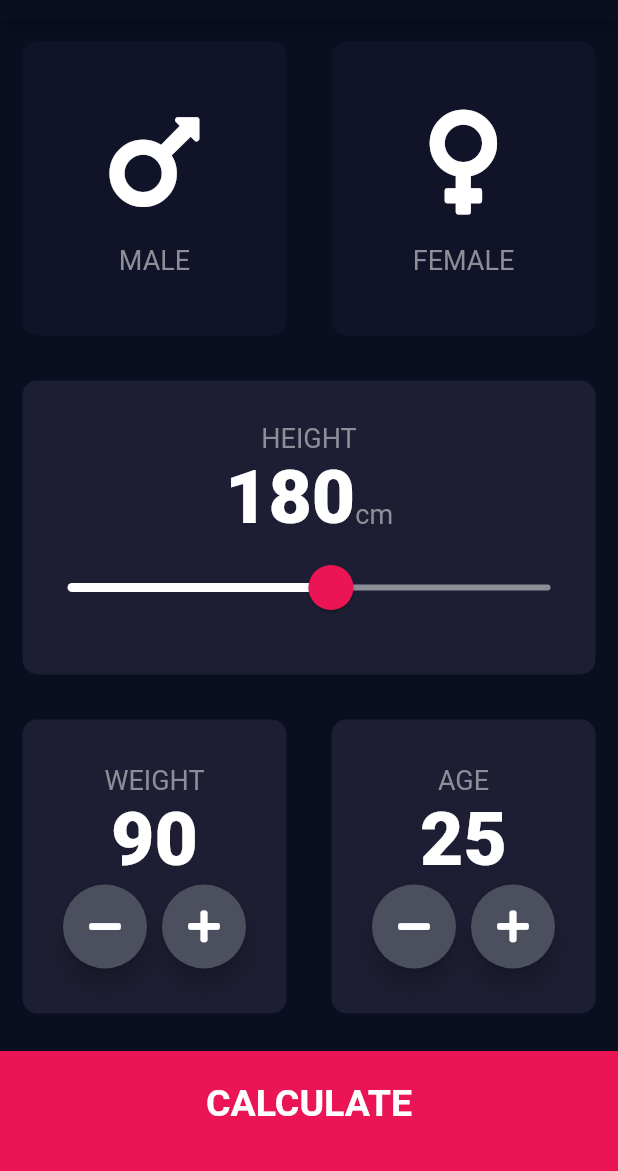
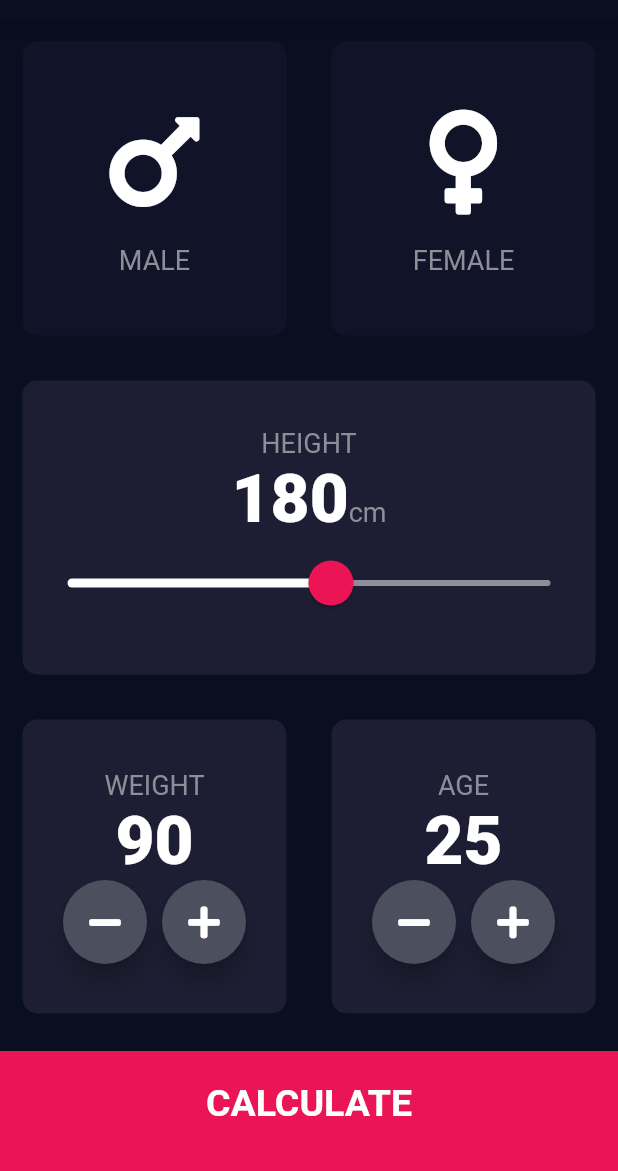
Before and after one commit to timothylombard/BMI-calculator, a Flutter app: the screen it shows after launch, on a phone screen of 412 x 824 dp, the part 65-1236 px from its top. Run offline on Flutter 3.47's test engine with Material 2 defaults, Android fonts, the phone set to English and light mode, and no system bars; our stand-ins replace font_awesome_flutter.

Commit message:
adjust text to keep from pixel overrun

```diff
--- a/lib/constants.dart
+++ b/lib/constants.dart
@@ -6,8 +6,8 @@ const kLabelTextStyle = TextStyle(
 );
 
 const kHeavyLabelTextStyle = TextStyle(
-  fontSize: 50.0,
-  fontWeight: FontWeight.w900,
+  fontSize: 45.0,
+  fontWeight: FontWeight.w800,
 );
 
 const kLargeButtonTextStyle =  TextStyle(
--- a/lib/screens/input_page.dart
+++ b/lib/screens/input_page.dart
@@ -127,7 +127,8 @@ class _InputPageState extends State<InputPage> {
                               height = newValue.round();
                             });
                           }),)],
-                ),),
+                  ),
+                ),
               )
 
             ],
```
Also changed, not shown: 1 other file. Lines whose indentation alone changed are shown as unchanged.
